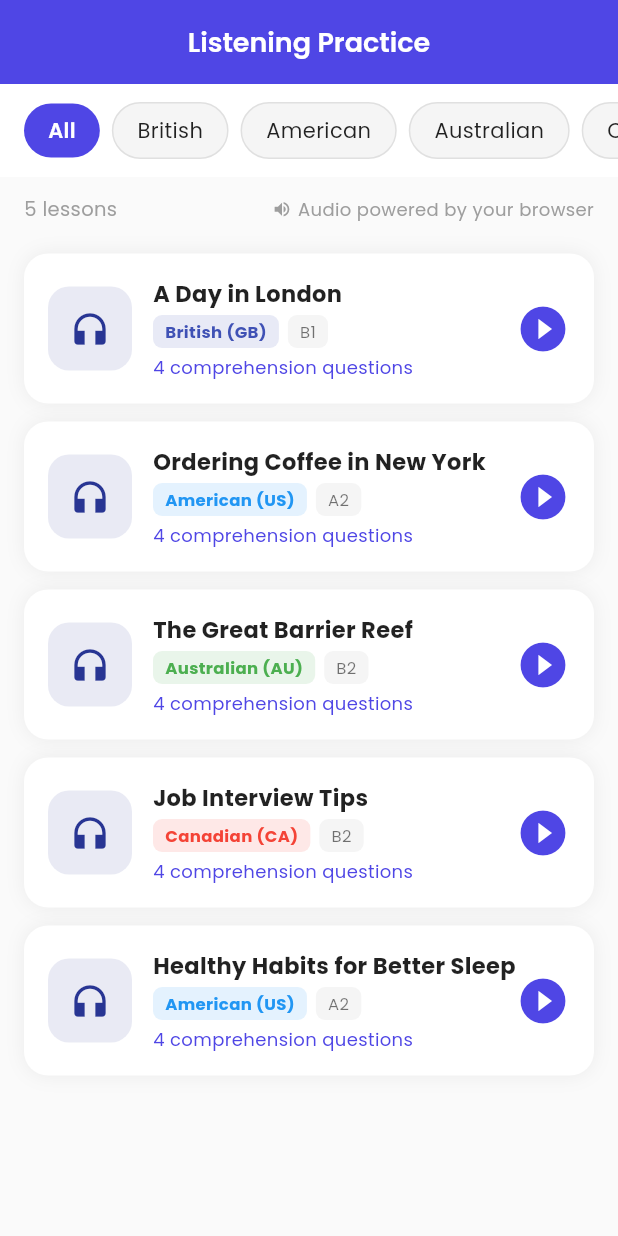
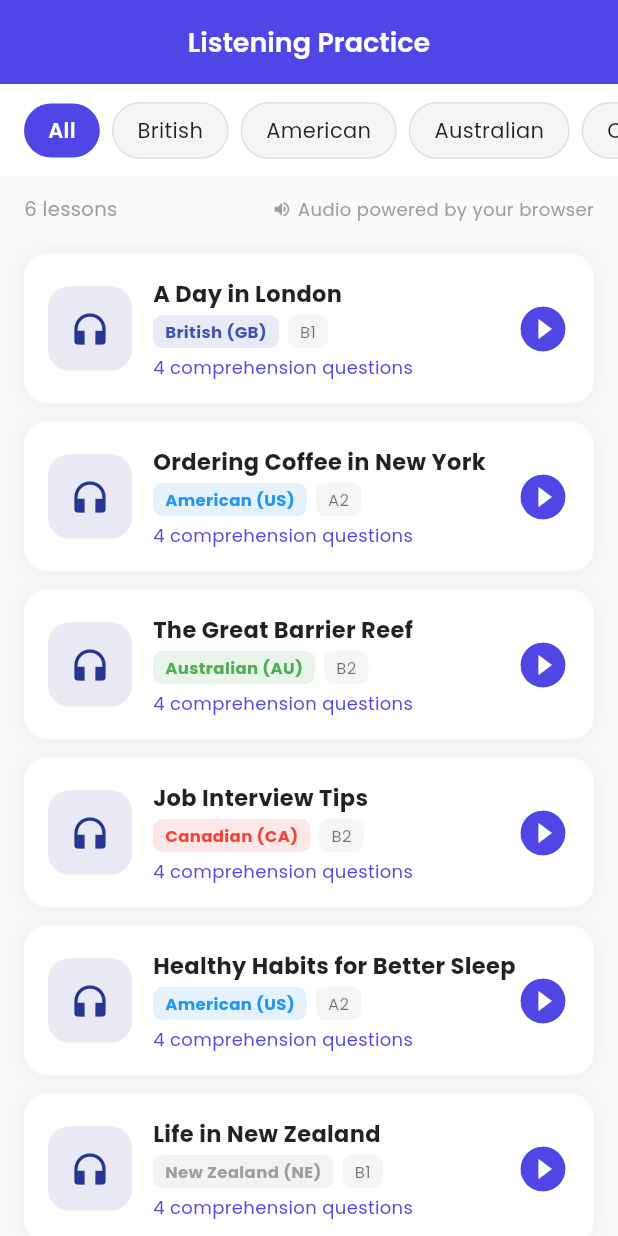
Before and after one commit to Iskanderqasem/Smart-English-Everyday, a Flutter app: the ListeningPage screen opened by its route, on a phone screen of 412 x 824 dp. Run offline on Flutter 3.47's test engine with Material 3 defaults, Android fonts, the phone set to English and light mode, and no system bars; our stand-ins replace dio, equatable, fl_chart, flutter_animate, flutter_bloc, get_it and 3 more; missing offline and left inert: dart:js; accounts and stored records are empty; statements that could not run were skipped.

Commit message:
fix: speech recognition transcript + restore NZ accent
- Fix SpeechRecognitionResultList parsing in dart:js — remove JsObject casts
  that were silently throwing, so transcripts were always empty (0 words scored)
- Add New Zealand accent back to listening filter with en-NZ locale and a lesson
  about NZ culture/history

Co-Authored-By: Claude Sonnet 4.6 <noreply@anthropic.com>

```diff
--- a/mobile/lib/features/listening/presentation/pages/listening_page.dart
+++ b/mobile/lib/features/listening/presentation/pages/listening_page.dart
@@ -23,7 +23,7 @@ class _ListeningPageState extends State<ListeningPage> {
   double _progress = 0.0;
   int _elapsed = 0;
 
-  final _accents = ['All', 'British', 'American', 'Australian', 'Canadian'];
+  final _accents = ['All', 'British', 'American', 'Australian', 'Canadian', 'New Zealand'];
 
   final _lessons = <Map<String, dynamic>>[
     {
@@ -94,6 +94,20 @@ class _ListeningPageState extends State<ListeningPage> {
         {'q': 'What health problems are linked to poor sleep?', 'opts': ['Only mental health problems', 'Only physical problems', 'Heart disease, diabetes and mental health problems', 'No serious problems'], 'a': 2},
         {'q': 'How long before bed should you avoid screens?', 'opts': ['15 minutes', '30 minutes', 'At least 1 hour', '2 hours'], 'a': 2},
         {'q': 'What kind of light from screens affects sleep?', 'opts': ['Red light', 'Green light', 'Yellow light', 'Blue light'], 'a': 3},
+      ],
+    },
+    {
+      'title': 'Life in New Zealand',
+      'accent': 'New Zealand',
+      'accentCode': 'en-NZ',
+      'level': 'B1',
+      'topic': 'Culture',
+      'text': 'Kia ora and welcome! New Zealand is a small island nation in the South Pacific, known for its stunning landscapes and friendly people. The country has two main islands, the North Island and the South Island, with a total population of about five million people. Māori culture is an essential part of New Zealand identity. The haka, a traditional Māori dance, is performed at important ceremonies and by the famous All Blacks rugby team. New Zealand was the first country in the world to give women the right to vote, back in eighteen ninety three. The country is also famous for its outdoor lifestyle, including hiking, called tramping by locals, surfing, and bungee jumping, which was invented here.',
+      'questions': [
+        {'q': 'What is the population of New Zealand?', 'opts': ['About 2 million', 'About 5 million', 'About 10 million', 'About 20 million'], 'a': 1},
+        {'q': 'What is a haka?', 'opts': ['A Māori food', 'A type of weather', 'A traditional Māori dance', 'A New Zealand sport'], 'a': 2},
+        {'q': 'When did NZ give women the right to vote?', 'opts': ['1850', '1893', '1920', '1945'], 'a': 1},
+        {'q': 'What do New Zealanders call hiking?', 'opts': ['Walking', 'Trekking', 'Tramping', 'Roaming'], 'a': 2},
       ],
     },
   ];
```
Also changed, not shown: mobile/lib/core/utils/speech_recognition_service_web.dart (+8 -7 lines).
